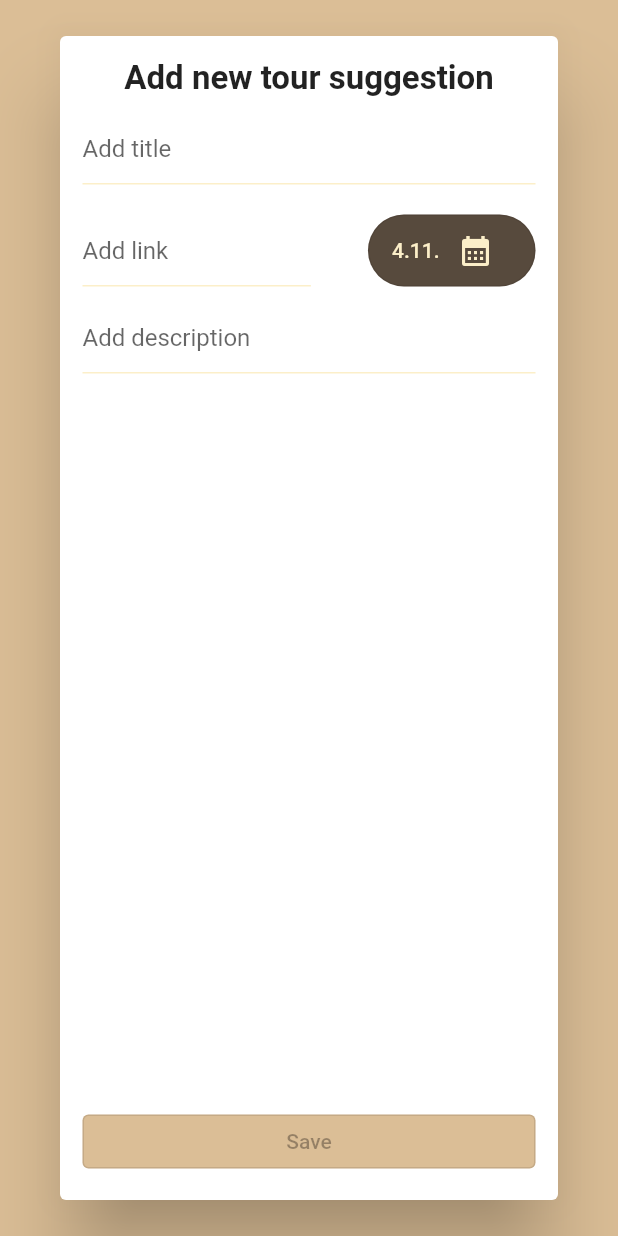
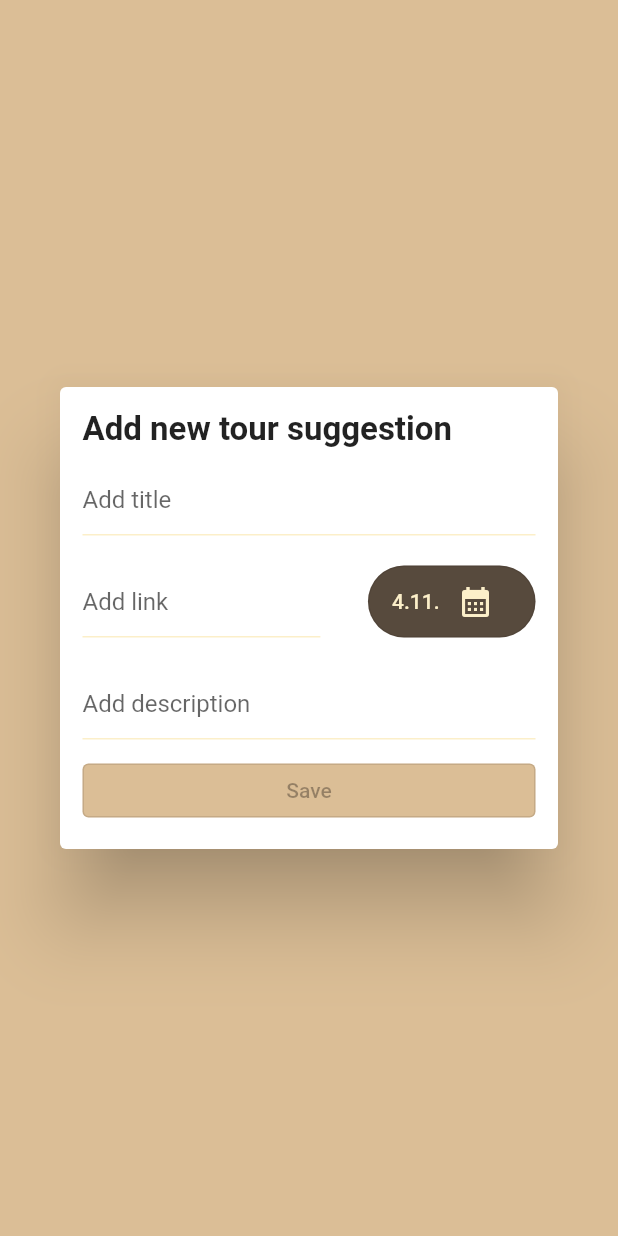
Before and after one commit to PatrickMisti/AlpinFreunde, a Flutter app: the AddSuggestionView widget shown alone on an empty page, opened directly, on a phone screen of 412 x 824 dp. Run offline on Flutter 3.47's test engine with Material 2 defaults, Android fonts, the phone set to English and light mode, and no system bars; drawn by our look-alikes of reactive_forms; our stand-ins replace get_it, pin_code_fields, rxdart, stacked; missing offline and left inert: catcher; generated files the repository leaves out were written again.

Commit message:
update add Suggestion to shrinkWrap add intl language

```diff
--- a/alpin_frontend/lib/components/suggestion/add_suggestion/add_suggestion_view.dart
+++ b/alpin_frontend/lib/components/suggestion/add_suggestion/add_suggestion_view.dart
@@ -11,9 +11,7 @@ import 'package:stacked/stacked.dart';
 class AddSuggestionView extends StatelessWidget {
   const AddSuggestionView({Key? key}) : super(key: key);
 
-  FittedBox _getPicker(ReactiveDatePickerDelegate picker, String date) =>
-      FittedBox(
-        child: OutlinedButton(
+  _getPicker(ReactiveDatePickerDelegate picker, String date) => OutlinedButton(
         style: OutlinedButton.styleFrom(
             shape: RoundedRectangleBorder(
                 borderRadius: BorderRadius.circular(30))),
@@ -25,7 +23,6 @@ class AddSuggestionView extends StatelessWidget {
                 onPressed: picker.showPicker,
                 icon: const Icon(Icons.calendar_month))
           ],
-          ),
         ),
       );
 
@@ -40,7 +37,8 @@ class AddSuggestionView extends StatelessWidget {
               formGroup: model.settings,
               child: Padding(
                 padding: const EdgeInsets.all(15),
-                child: Column(
+                child: ListView(
+                  shrinkWrap: true,
                   children: [
                     Text(
                       translation(context).addNewTourSuggestion,
@@ -64,7 +62,7 @@ class AddSuggestionView extends StatelessWidget {
                       child: Row(
                         children: [
                           Expanded(
-                            flex: 4,
+                            flex: 5,
                             child: ReactiveTextField(
                                 formControlName: 'link',
                                 decoration: InputDecoration(
@@ -76,7 +74,8 @@ class AddSuggestionView extends StatelessWidget {
                                 }),
                           ),
                           const Spacer(),
-                          ReactiveDatePicker(
+                          FittedBox(
+                            child: ReactiveDatePicker(
                               formControlName: 'date',
                               builder: (context, picker, child) {
                                 final date =
@@ -85,11 +84,13 @@ class AddSuggestionView extends StatelessWidget {
                               },
                               firstDate: model.firstDate,
                               lastDate: DateTime.now(),
+                            ),
                           )
                         ],
                       ),
                     ),
-                    Expanded(
+                    Padding(
+                      padding: const EdgeInsets.symmetric(vertical: 10),
                       child: ReactiveTextField(
                           formControlName: 'text',
                           minLines: 1,
@@ -99,7 +100,10 @@ class AddSuggestionView extends StatelessWidget {
                           validationMessages: {
                             'required': (error) => translation(context)
                                 .resetPassInvalid(translation(context).text),
-                        })),
+                            'minLength': (error) => translation(context)
+                                .toShort(translation(context).text)
+                          }),
+                    ),
                     SizedBox(
                       width: size.width,
                       child: OutlinedButton(
--- a/alpin_frontend/lib/l10n/intl_en.arb
+++ b/alpin_frontend/lib/l10n/intl_en.arb
@@ -56,6 +56,12 @@
     "addDescription": "Add description",
     "link": "link",
     "text": "text",
+    "toShort": "{name} is to short",
+    "@toShort": {
+        "placeholders": {
+            "name":{}
+        }
+    },
     "textTitle": "title",
     "spendBeer": "Spend a beer!",
     "spendBeerDesc": "Do you want to do something for us?\nThen buy me a beer."
```
Also changed, not shown: alpin_frontend/lib/l10n/intl_de.arb (+7 -0 lines), alpin_frontend/lib/generated/intl/messages_de.dart, alpin_frontend/lib/generated/intl/messages_en.dart, alpin_frontend/lib/generated/l10n.dart. Lines whose indentation alone changed are shown as unchanged.
